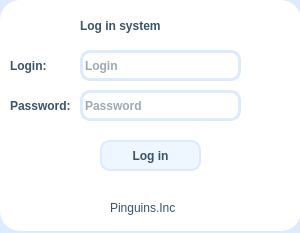
Above: CRM/login/login.ui from Plnguins/CRM before the change. Below: the same form after it.
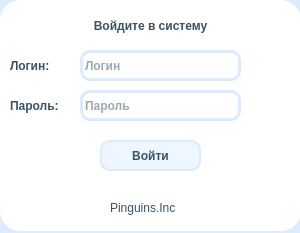
That is the form after the change. Icons and pictures are not drawn.

The edit to the form file:
```diff
--- a/CRM/login/login.ui
+++ b/CRM/login/login.ui
@@ -59,7 +59,7 @@
 </string>
    </property>
    <property name="text">
-    <string>Log in</string>
+    <string>Войти</string>
    </property>
    <property name="autoDefault">
     <bool>true</bool>
@@ -89,9 +89,9 @@
   <widget class="QLabel" name="Title">
    <property name="geometry">
     <rect>
-     <x>80</x>
+     <x>0</x>
      <y>10</y>
-     <width>191</width>
+     <width>301</width>
      <height>31</height>
     </rect>
    </property>
@@ -101,7 +101,10 @@
 color:  rgb(56, 84, 102);</string>
    </property>
    <property name="text">
-    <string>Log in system</string>
+    <string>Войдите в систему</string>
+   </property>
+   <property name="alignment">
+    <set>Qt::AlignCenter</set>
    </property>
   </widget>
   <widget class="QLineEdit" name="Password">
@@ -124,7 +127,7 @@
     <enum>QLineEdit::Password</enum>
    </property>
    <property name="placeholderText">
-    <string>Password</string>
+    <string>Пароль</string>
    </property>
   </widget>
   <widget class="QLineEdit" name="Login">
@@ -144,7 +147,7 @@
 border-radius: 10px;</string>
    </property>
    <property name="placeholderText">
-    <string>Login</string>
+    <string>Логин</string>
    </property>
   </widget>
   <widget class="QLabel" name="LoginLabel">
@@ -162,7 +165,7 @@
 color:  rgb(56, 84, 102);</string>
    </property>
    <property name="text">
-    <string>Login:</string>
+    <string>Логин:</string>
    </property>
   </widget>
   <widget class="QPushButton" name="ShowPassword">
@@ -208,7 +211,7 @@
 color:  rgb(56, 84, 102);</string>
    </property>
    <property name="text">
-    <string>Password:</string>
+    <string>Пароль:</string>
    </property>
   </widget>
   <widget class="QLabel" name="label_6">
```
